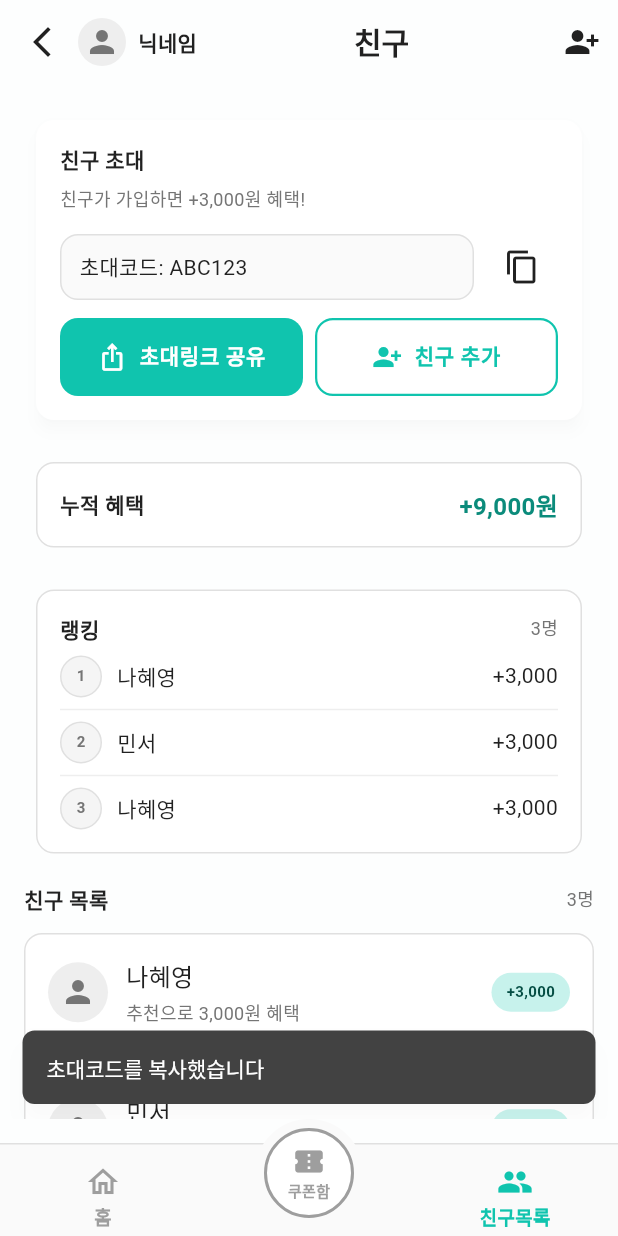
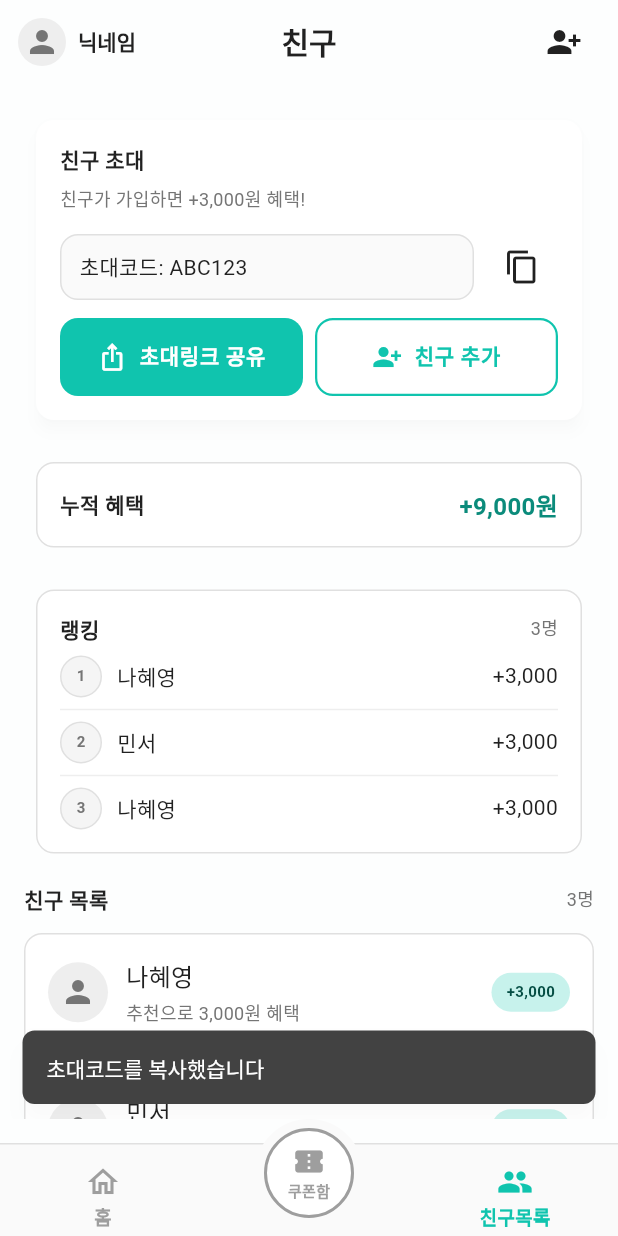
Before and after one commit to mikoesnim0/namgusarang, a Flutter app: the FriendsScreen screen opened by its route, after a tap on the "content copy" icon, on a phone screen of 412 x 824 dp. Run offline on Flutter 3.47's test engine with Material 3 defaults, Android fonts, the phone set to English and light mode, and no system bars; our stand-ins replace cloud_firestore, cloud_functions, firebase_auth, firebase_core, flutter_riverpod, flutter_svg and 5 more; missing offline and left inert: kakao_flutter_sdk_user; accounts and stored records are empty; Roboto replaces fonts that are missing (Pretendard); project files that could hold a hidden picture were left out.

Commit message:
fix(ui): birthyear picker lines + centered top bars
- Birth year picker: place guide lines at selected row bounds

- Coupons/Friends: remove back arrow and keep title centered with profile on left

```diff
--- a/lib/screens/coupons/coupons_screen.dart
+++ b/lib/screens/coupons/coupons_screen.dart
@@ -37,35 +37,30 @@ class CouponsScreen extends ConsumerWidget {
 
     return Scaffold(
       appBar: AppBar(
-        title: const Text('쿠폰함'),
-        leadingWidth: 220,
-        leading: Padding(
-          padding: const EdgeInsets.only(left: 4),
-          child: Row(
+        automaticallyImplyLeading: false,
+        titleSpacing: 0,
+        title: Padding(
+          padding: const EdgeInsets.symmetric(horizontal: 12),
+          child: Stack(
+            alignment: Alignment.center,
             children: [
-              IconButton(
-                icon: const Icon(Icons.arrow_back_ios_new),
-                onPressed: () {
-                  if (context.canPop()) {
-                    context.pop();
-                  } else {
-                    context.go('/home');
-                  }
-                },
-              ),
-              Expanded(
+              Align(
+                alignment: Alignment.centerLeft,
                 child: InkWell(
                   borderRadius: BorderRadius.circular(AppSpacing.radiusFull),
                   onTap: () => context.push('/my/info'),
                   child: Row(
+                    mainAxisSize: MainAxisSize.min,
                     children: [
                       const CircleAvatar(
                         radius: 16,
                         backgroundColor: AppColors.gray200,
-                        child: Icon(Icons.person, color: AppColors.textSecondary),
+                        child:
+                            Icon(Icons.person, color: AppColors.textSecondary),
                       ),
                       const SizedBox(width: 8),
-                      Expanded(
+                      ConstrainedBox(
+                        constraints: const BoxConstraints(maxWidth: 140),
                         child: Text(
                           nickname,
                           maxLines: 1,
@@ -76,6 +71,10 @@ class CouponsScreen extends ConsumerWidget {
                     ],
                   ),
                 ),
+              ),
+              const Align(
+                alignment: Alignment.center,
+                child: Text('쿠폰함'),
               ),
             ],
           ),
--- a/lib/screens/friends/friends_screen.dart
+++ b/lib/screens/friends/friends_screen.dart
@@ -39,27 +39,20 @@ class FriendsScreen extends ConsumerWidget {
 
     return Scaffold(
       appBar: AppBar(
-        title: const Text('친구'),
-        leadingWidth: 220,
-        leading: Padding(
-          padding: const EdgeInsets.only(left: 4),
-          child: Row(
+        automaticallyImplyLeading: false,
+        titleSpacing: 0,
+        title: Padding(
+          padding: const EdgeInsets.symmetric(horizontal: 12),
+          child: Stack(
+            alignment: Alignment.center,
             children: [
-              IconButton(
-                icon: const Icon(Icons.arrow_back_ios_new),
-                onPressed: () {
-                  if (context.canPop()) {
-                    context.pop();
-                  } else {
-                    context.go('/home');
-                  }
-                },
-              ),
-              Expanded(
+              Align(
+                alignment: Alignment.centerLeft,
                 child: InkWell(
                   borderRadius: BorderRadius.circular(AppSpacing.radiusFull),
                   onTap: () => context.push('/my/info'),
                   child: Row(
+                    mainAxisSize: MainAxisSize.min,
                     children: [
                       const CircleAvatar(
                         radius: 16,
@@ -68,7 +61,8 @@ class FriendsScreen extends ConsumerWidget {
                             Icon(Icons.person, color: AppColors.textSecondary),
                       ),
                       const SizedBox(width: 8),
-                      Expanded(
+                      ConstrainedBox(
+                        constraints: const BoxConstraints(maxWidth: 140),
                         child: Text(
                           nickname,
                           maxLines: 1,
@@ -80,11 +74,13 @@ class FriendsScreen extends ConsumerWidget {
                   ),
                 ),
               ),
-            ],
+              const Align(
+                alignment: Alignment.center,
+                child: Text('친구'),
               ),
-        ),
-        actions: [
-          IconButton(
+              Align(
+                alignment: Alignment.centerRight,
+                child: IconButton(
                   tooltip: '친구 추가',
                   icon: const Icon(Icons.person_add_alt_1),
                   onPressed: () => showModalBottomSheet<void>(
@@ -93,7 +89,10 @@ class FriendsScreen extends ConsumerWidget {
                     builder: (_) => const _InviteSheet(),
                   ),
                 ),
+              ),
             ],
+          ),
+        ),
       ),
       body: ListView(
         padding: AppTheme.screenPadding.copyWith(bottom: 120),
```
Also changed, not shown: lib/screens/auth/signup_screen.dart (+33 -11 lines). Lines whose indentation alone changed are shown as unchanged.
